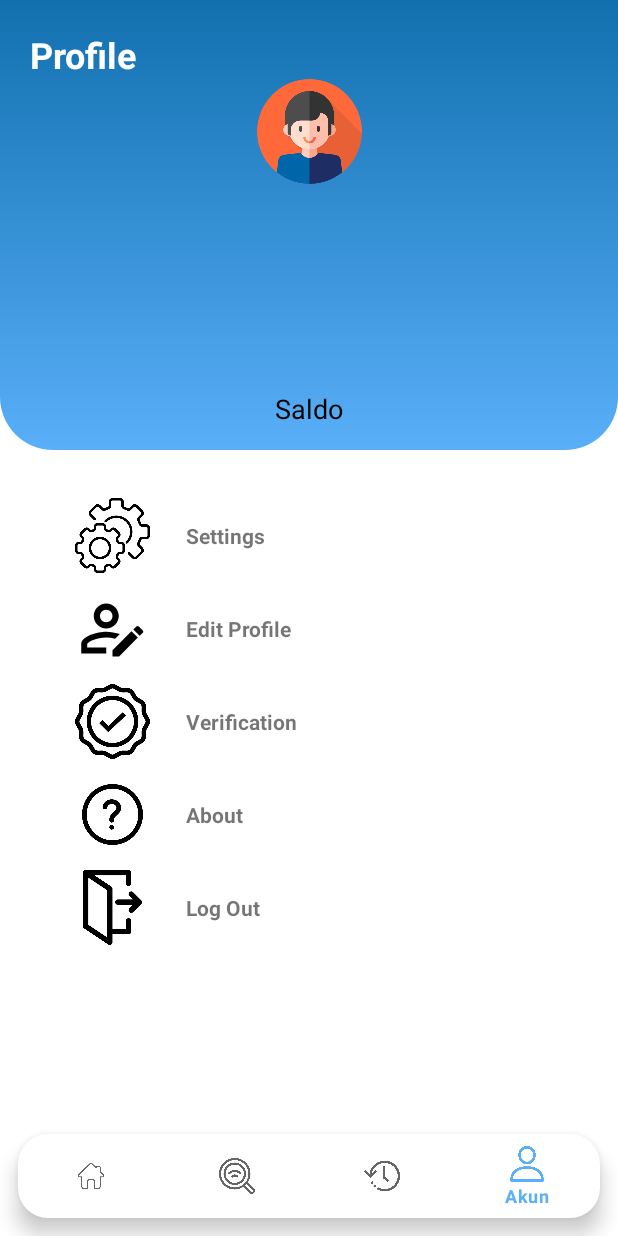
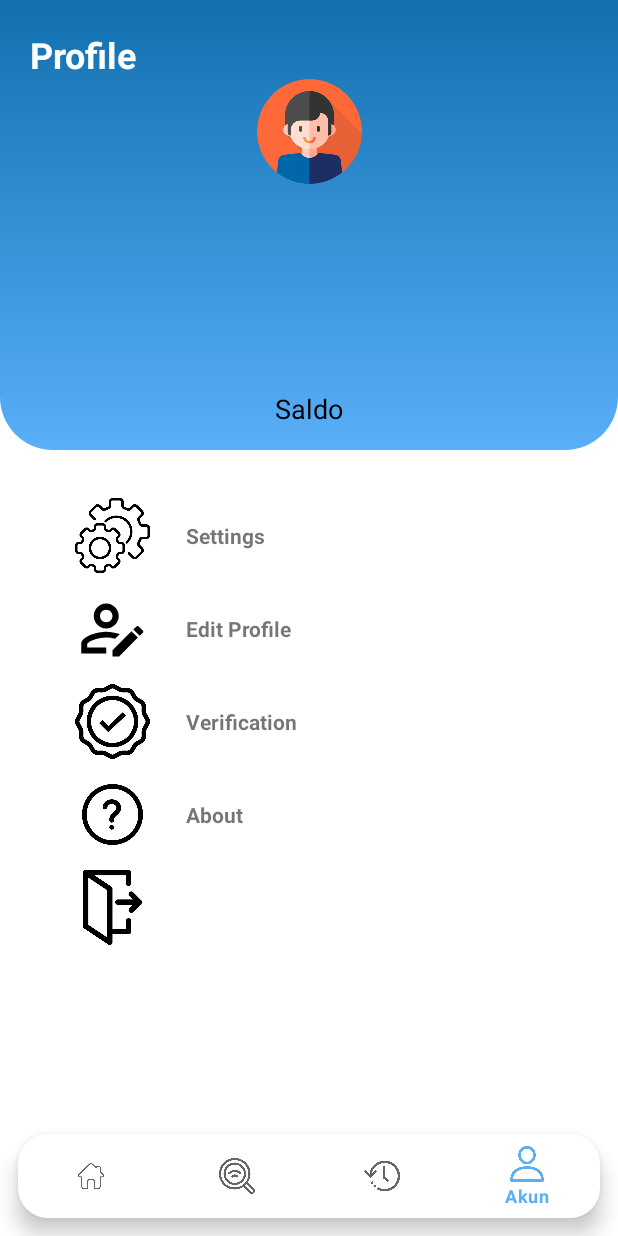
Before and after one commit to AdrielRpea/HealtyGreen, an Android app: the AccountFragment screen opened through its navigation route, on a phone screen of 412 x 824 dp. Run offline under Robolectric (Android 15) with nearby library versions, the phone set to English and light mode, and no system bars; our stand-ins replace CircleImageView, navigation-ui; libraries missing offline, so code that uses them is left out: com.smarteist.autoimageslider; pictures from the network do not load; 5 statements that could not run were skipped.

```diff
--- a/app/src/main/res/layout/fragment_account.xml
+++ b/app/src/main/res/layout/fragment_account.xml
@@ -185,17 +185,6 @@
         app:layout_constraintStart_toStartOf="parent"
         app:layout_constraintTop_toBottomOf="@+id/imageView6" />
 
-    <TextView
-        android:id="@+id/tv_logout"
-        android:layout_width="0dp"
-        android:layout_height="0dp"
-        android:text="Log Out"
-        android:paddingHorizontal="24dp"
-        android:gravity="center|start"
-        android:textStyle="bold"
-        app:layout_constraintBottom_toBottomOf="@+id/imageView7"
-        app:layout_constraintEnd_toEndOf="parent"
-        app:layout_constraintStart_toEndOf="@+id/imageView7"
-        app:layout_constraintTop_toTopOf="@+id/imageView7" />
+
 
 </androidx.constraintlayout.widget.ConstraintLayout>
```
